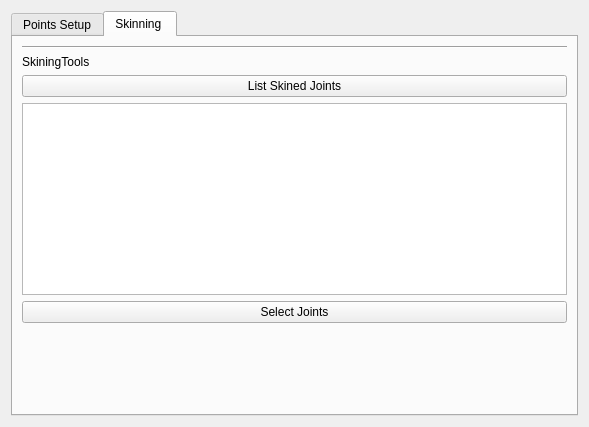
Old version of the form Tools/Resources/UI_RigTools.ui in the repository rendermotion/RMPY.
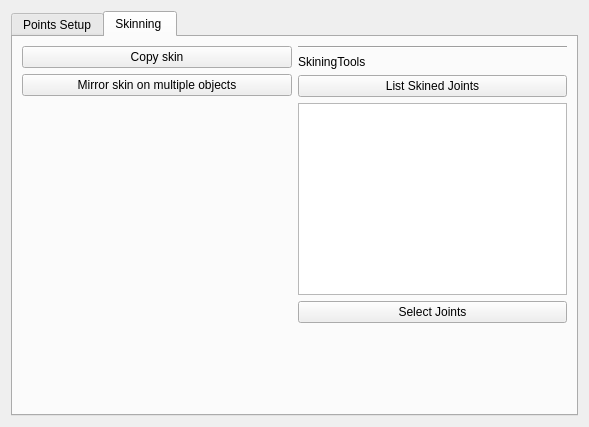
New version of the form. The open tabs and pages were chosen to show the change.

```diff
--- a/Tools/Resources/UI_RigTools.ui
+++ b/Tools/Resources/UI_RigTools.ui
@@ -318,7 +318,35 @@
       </attribute>
       <layout class="QHBoxLayout" name="horizontalLayout_10">
        <item>
-        <layout class="QHBoxLayout" name="horizontalLayout_3"/>
+        <layout class="QVBoxLayout" name="verticalLayout_2">
+         <item>
+          <widget class="QPushButton" name="copy_skin">
+           <property name="text">
+            <string>Copy skin</string>
+           </property>
+          </widget>
+         </item>
+         <item>
+          <widget class="QPushButton" name="mirror_skin_button">
+           <property name="text">
+            <string>Mirror skin on multiple objects</string>
+           </property>
+          </widget>
+         </item>
+         <item>
+          <spacer name="verticalSpacer">
+           <property name="orientation">
+            <enum>Qt::Vertical</enum>
+           </property>
+           <property name="sizeHint" stdset="0">
+            <size>
+             <width>20</width>
+             <height>40</height>
+            </size>
+           </property>
+          </spacer>
+         </item>
+        </layout>
        </item>
        <item>
         <layout class="QVBoxLayout" name="verticalLayout_3">
```
